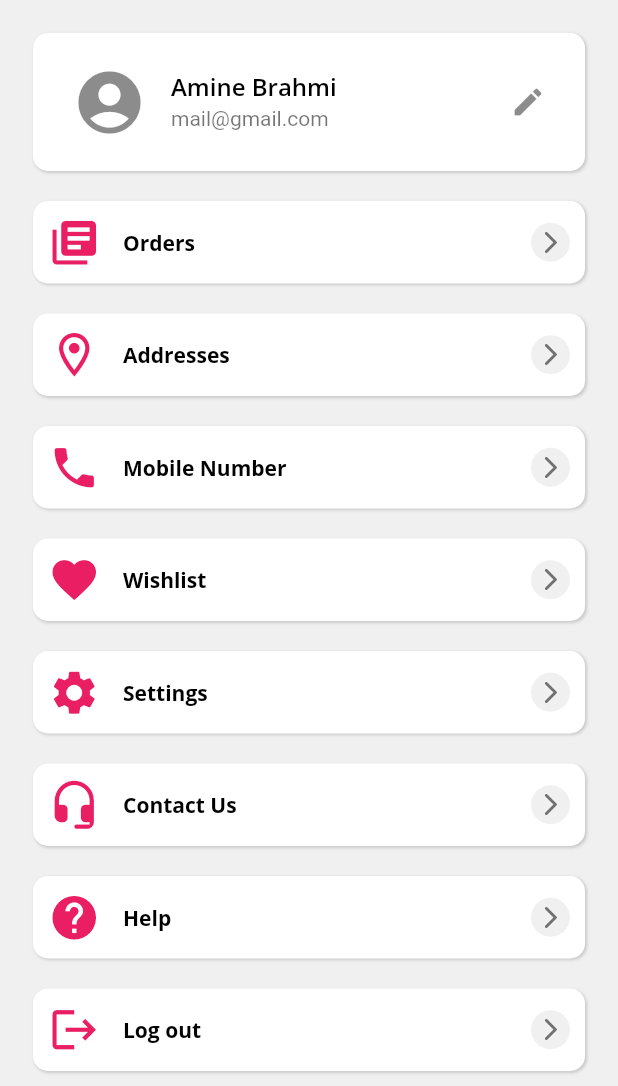
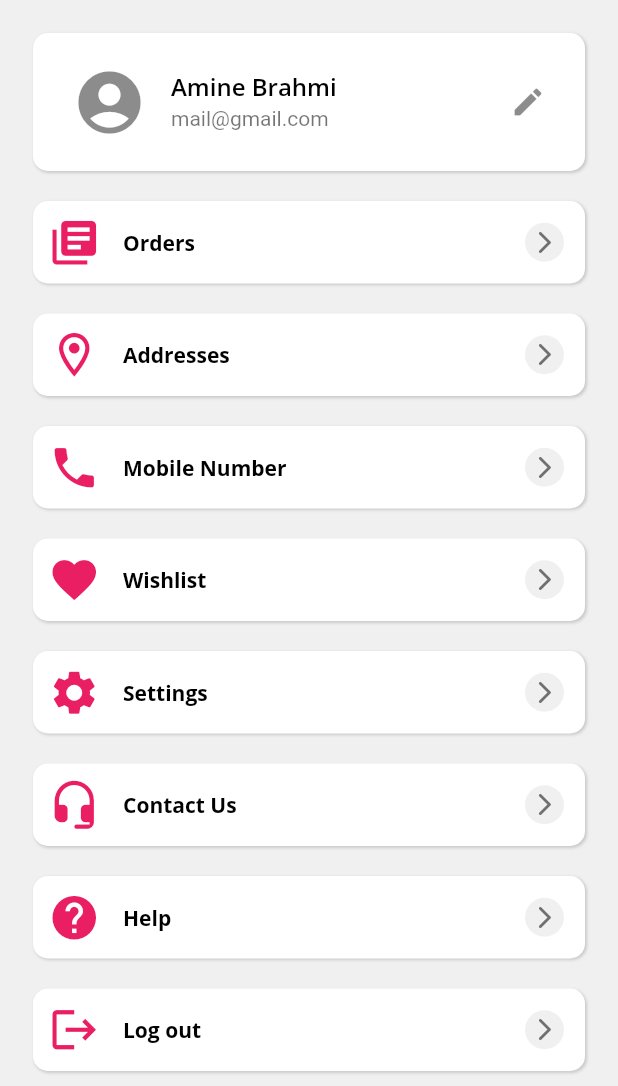
Before and after one commit to brahmed/shopping_app, a Flutter app: the ProfilePage screen opened by its route, on a phone screen of 412 x 824 dp, the part 150-1236 px from its top. Run offline on Flutter 3.47's test engine with Material 2 defaults, Android fonts, the phone set to English and light mode, and no system bars.

Commit message:
Add margin property.

```diff
--- a/lib/widgets/arrow_icon.dart
+++ b/lib/widgets/arrow_icon.dart
@@ -4,6 +4,7 @@ import '../../config/colors.dart';
 
 class ArrowIcon extends StatelessWidget {
   final double padding;
+  final double margin;
   final double iconSize;
   final Color iconColor;
   final Color backgroundColor;
@@ -11,6 +12,7 @@ class ArrowIcon extends StatelessWidget {
 
   const ArrowIcon({
     this.padding = 4.0,
+    this.margin = 4.0,
     this.iconSize = 18.0,
     this.iconColor = ColorsSet.grayDark,
     this.backgroundColor = ColorsSet.grayLighter,
@@ -22,6 +24,7 @@ class ArrowIcon extends StatelessWidget {
   Widget build(BuildContext context) {
     return Container(
       padding: EdgeInsets.all(padding),
+      margin: EdgeInsets.all(margin),
       decoration: BoxDecoration(
         color: backgroundColor,
         shape: BoxShape.circle,
```
